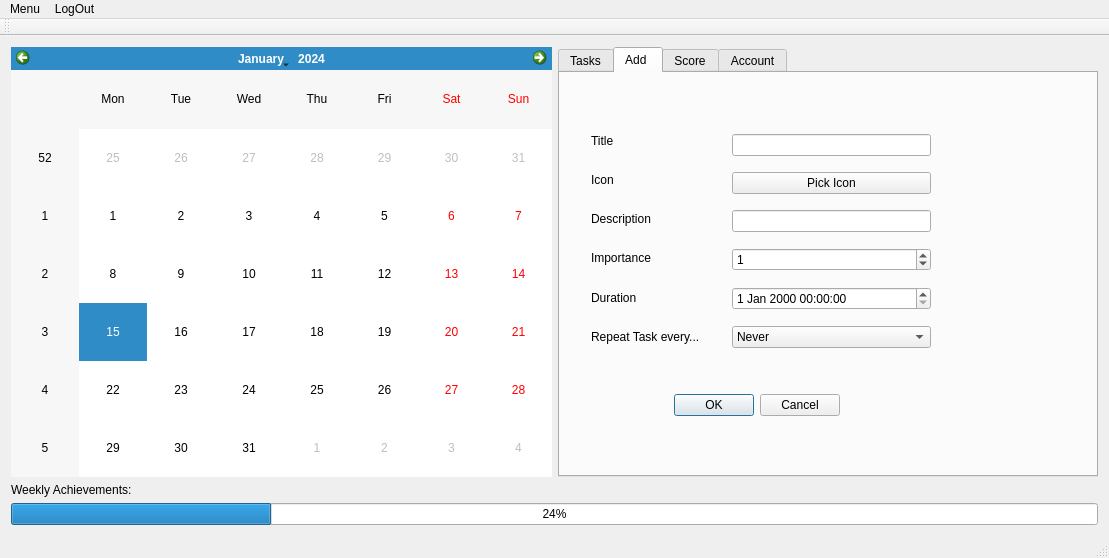
This is PersonalPlanner/mainwindow.ui in sabrine-gamdou/PersonalPlanner as Qt 5 draws it before an edit. The edited form follows.
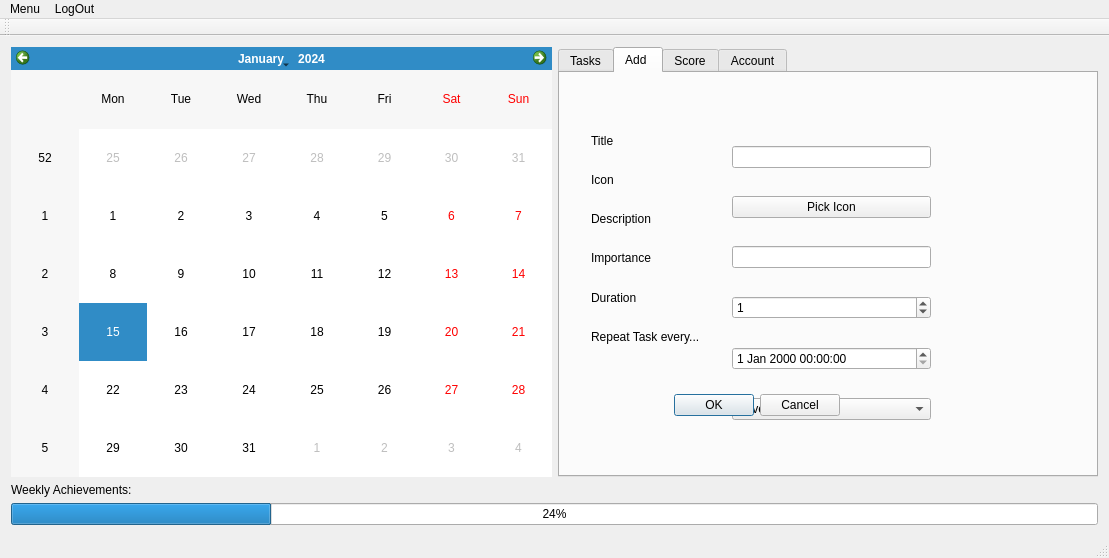
This is the edited form. The open tabs and pages were chosen to show the change.

```diff
--- a/PersonalPlanner/mainwindow.ui
+++ b/PersonalPlanner/mainwindow.ui
@@ -97,7 +97,7 @@
             <x>161</x>
             <y>40</y>
             <width>221</width>
-            <height>261</height>
+            <height>342</height>
            </rect>
           </property>
           <layout class="QVBoxLayout" name="verticalLayout_8">
```
Left out of the diff: 2 changed lines with no effect on the pictures.
